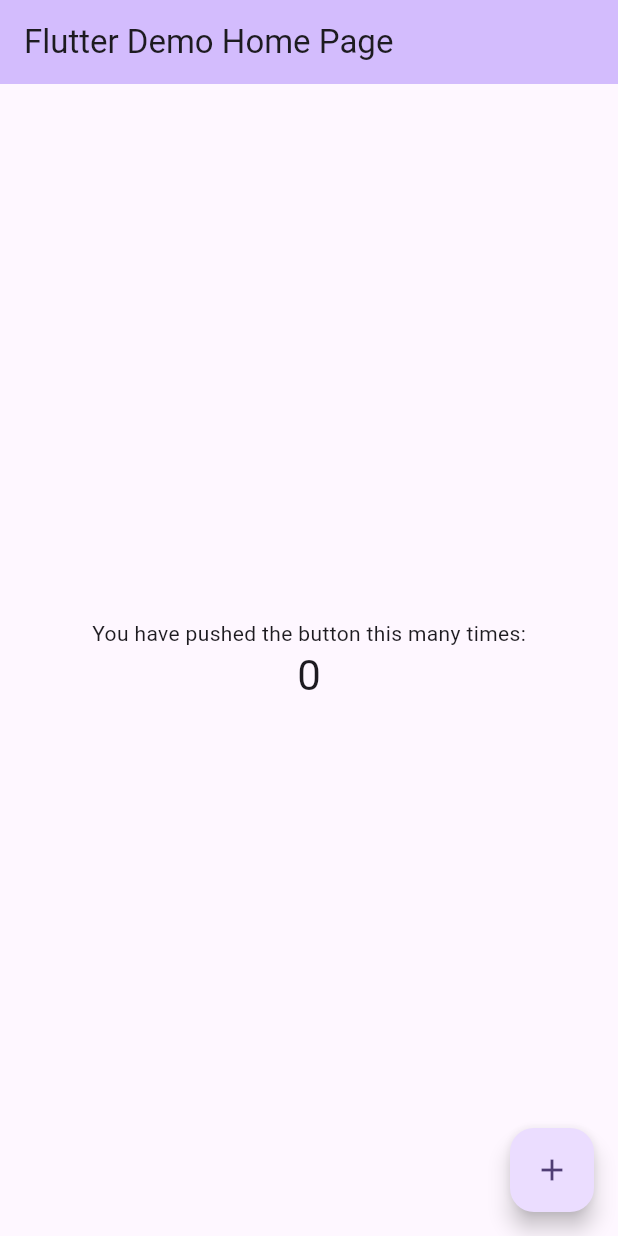
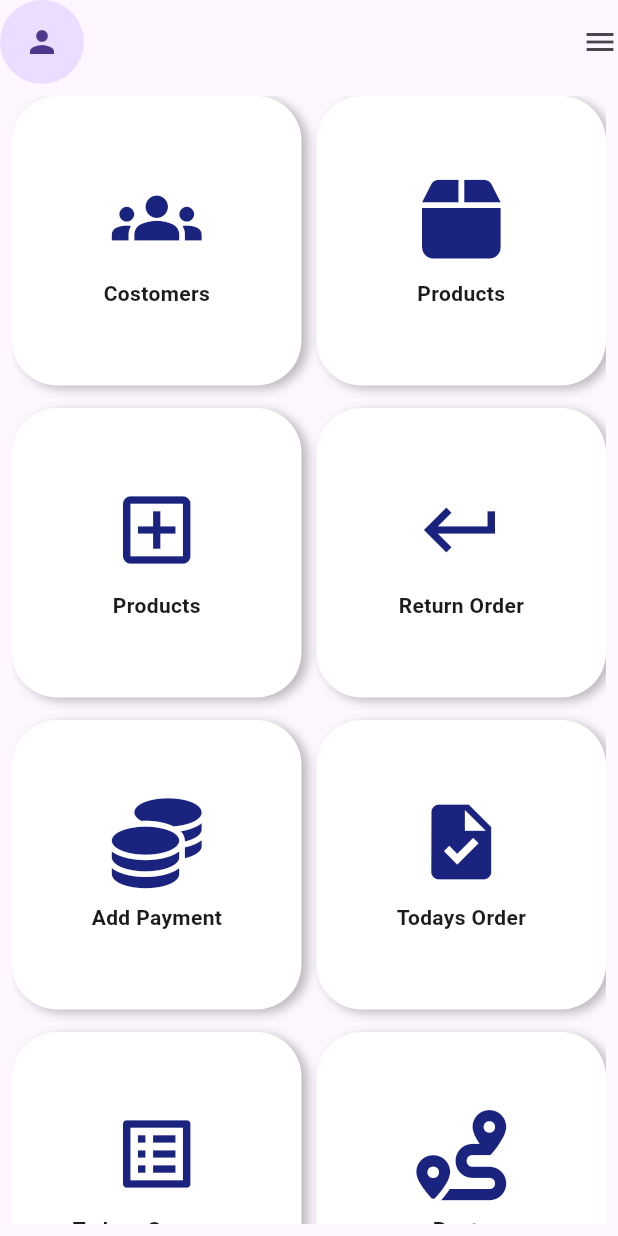
Before and after one commit to jithinbhaskar11/technaureus_task, a Flutter app: the screen it shows after launch, on a phone screen of 412 x 824 dp. Run offline on Flutter 3.47's test engine with Material 3 defaults, Android fonts, the phone set to English and light mode, and no system bars; our stand-ins replace font_awesome_flutter.

Commit message:
home screen ui base finished, have to chage the icons and have to replace with exact looking  ones.

```diff
--- a/lib/main.dart
+++ b/lib/main.dart
@@ -1,125 +1,17 @@
 import 'package:flutter/material.dart';
+import 'package:technaureus_task/view/home_screen/home_screen.dart';
 
-void main() {
-  runApp(const MyApp());
+void main(){
+runApp(MyApp());
 }
 
 class MyApp extends StatelessWidget {
   const MyApp({super.key});
 
-  // This widget is the root of your application.
   @override
   Widget build(BuildContext context) {
     return MaterialApp(
-      title: 'Flutter Demo',
-      theme: ThemeData(
-        // This is the theme of your application.
-        //
-        // TRY THIS: Try running your application with "flutter run". You'll see
-        // the application has a purple toolbar. Then, without quitting the app,
-        // try changing the seedColor in the colorScheme below to Colors.green
-        // and then invoke "hot reload" (save your changes or press the "hot
-        // reload" button in a Flutter-supported IDE, or press "r" if you used
-        // the command line to start the app).
-        //
-        // Notice that the counter didn't reset back to zero; the application
-        // state is not lost during the reload. To reset the state, use hot
-        // restart instead.
-        //
-        // This works for code too, not just values: Most code changes can be
-        // tested with just a hot reload.
-        colorScheme: ColorScheme.fromSeed(seedColor: Colors.deepPurple),
-        useMaterial3: true,
-      ),
-      home: const MyHomePage(title: 'Flutter Demo Home Page'),
+      home: HomeScreen(),
     );
   }
 }
-
-class MyHomePage extends StatefulWidget {
-  const MyHomePage({super.key, required this.title});
-
-  // This widget is the home page of your application. It is stateful, meaning
-  // that it has a State object (defined below) that contains fields that affect
-  // how it looks.
-
-  // This class is the configuration for the state. It holds the values (in this
-  // case the title) provided by the parent (in this case the App widget) and
-  // used by the build method of the State. Fields in a Widget subclass are
-  // always marked "final".
-
-  final String title;
-
-  @override
-  State<MyHomePage> createState() => _MyHomePageState();
-}
-
-class _MyHomePageState extends State<MyHomePage> {
-  int _counter = 0;
-
-  void _incrementCounter() {
-    setState(() {
-      // This call to setState tells the Flutter framework that something has
-      // changed in this State, which causes it to rerun the build method below
-      // so that the display can reflect the updated values. If we changed
-      // _counter without calling setState(), then the build method would not be
-      // called again, and so nothing would appear to happen.
-      _counter++;
-    });
-  }
-
-  @override
-  Widget build(BuildContext context) {
-    // This method is rerun every time setState is called, for instance as done
-    // by the _incrementCounter method above.
-    //
-    // The Flutter framework has been optimized to make rerunning build methods
-    // fast, so that you can just rebuild anything that needs updating rather
-    // than having to individually change instances of widgets.
-    return Scaffold(
-      appBar: AppBar(
-        // TRY THIS: Try changing the color here to a specific color (to
-        // Colors.amber, perhaps?) and trigger a hot reload to see the AppBar
-        // change color while the other colors stay the same.
-        backgroundColor: Theme.of(context).colorScheme.inversePrimary,
-        // Here we take the value from the MyHomePage object that was created by
-        // the App.build method, and use it to set our appbar title.
-        title: Text(widget.title),
-      ),
-      body: Center(
-        // Center is a layout widget. It takes a single child and positions it
-        // in the middle of the parent.
-        child: Column(
-          // Column is also a layout widget. It takes a list of children and
-          // arranges them vertically. By default, it sizes itself to fit its
-          // children horizontally, and tries to be as tall as its parent.
-          //
-          // Column has various properties to control how it sizes itself and
-          // how it positions its children. Here we use mainAxisAlignment to
-          // center the children vertically; the main axis here is the vertical
-          // axis because Columns are vertical (the cross axis would be
-          // horizontal).
-          //
-          // TRY THIS: Invoke "debug painting" (choose the "Toggle Debug Paint"
-          // action in the IDE, or press "p" in the console), to see the
-          // wireframe for each widget.
-          mainAxisAlignment: MainAxisAlignment.center,
-          children: <Widget>[
-            const Text(
-              'You have pushed the button this many times:',
-            ),
-            Text(
-              '$_counter',
-              style: Theme.of(context).textTheme.headlineMedium,
-            ),
-          ],
-        ),
-      ),
-      floatingActionButton: FloatingActionButton(
-        onPressed: _incrementCounter,
-        tooltip: 'Increment',
-        child: const Icon(Icons.add),
-      ), // This trailing comma makes auto-formatting nicer for build methods.
-    );
-  }
-}
--- /dev/null
+++ b/lib/view/home_screen/home_screen.dart
@@ -0,0 +1,37 @@
+import 'package:flutter/material.dart';
+import 'package:font_awesome_flutter/font_awesome_flutter.dart';
+import 'package:technaureus_task/view/home_screen/home_screen_tile.dart';
+
+class HomeScreen extends StatelessWidget {
+  const HomeScreen({super.key});
+
+  @override
+  Widget build(BuildContext context) {
+    return Scaffold(
+      appBar: AppBar(
+        leading: CircleAvatar(child: Icon(Icons.person)),
+        actions: [
+          Icon(Icons.menu)
+        ],
+      ),
+      body: Padding(
+        padding: const EdgeInsets.all(8.0),
+        child: GridView.count(
+            crossAxisCount: 2,
+          crossAxisSpacing: 10,
+          mainAxisSpacing: 15,
+          children: [
+            HomeScreenTile(tapResult: (){}, icon: Icons.groups, title:'Costomers'),
+            HomeScreenTile(tapResult: (){}, icon: FontAwesomeIcons.box, title:'Products'),
+            HomeScreenTile(tapResult: (){}, icon: Icons.add_box_outlined, title:'Products'),
+            HomeScreenTile(tapResult: (){}, icon: Icons.keyboard_return, title:'Return Order'),
+            HomeScreenTile(tapResult: (){}, icon: FontAwesomeIcons.coins, title:'Add Payment'),
+            HomeScreenTile(tapResult: (){}, icon: Icons.task, title:'Todays Order'),
+            HomeScreenTile(tapResult: (){}, icon: Icons.list_alt_outlined, title:'Todays Summary'),
+            HomeScreenTile(tapResult: (){}, icon: FontAwesomeIcons.route, title:'Route'),
+          ],
+        ),
+      ),
+    );
+  }
+}
--- /dev/null
+++ b/lib/view/home_screen/home_screen_tile.dart
@@ -0,0 +1,41 @@
+
+import 'package:flutter/material.dart';
+
+class HomeScreenTile extends StatelessWidget {
+
+  final tapResult;
+  final IconData icon;
+  final String title;
+
+ HomeScreenTile({
+    required this.tapResult,
+   required this.icon,
+   required this.title
+});
+
+  @override
+  Widget build(BuildContext context) {
+    return GestureDetector(
+        onTap: tapResult,
+        child: Container(
+          decoration: BoxDecoration(
+            color: Colors.white,
+            borderRadius: BorderRadius.circular(30),
+            boxShadow: [BoxShadow(
+              color: Colors.black26,
+              blurRadius: 5,
+              offset: Offset(4, 2),
+            )]
+          ),
+          child: Column(
+            mainAxisSize: MainAxisSize.min,
+            mainAxisAlignment: MainAxisAlignment.center,
+            children: [
+              Icon(icon,size: 60,color: Colors.indigo[900],),
+              SizedBox(height: 10,),
+              Text(title,style: TextStyle(fontWeight: FontWeight.bold),)
+            ],
+          ),
+        ));
+  }
+}
--- a/pubspec.yaml
+++ b/pubspec.yaml
@@ -35,6 +35,7 @@ dependencies:
   # The following adds the Cupertino Icons font to your application.
   # Use with the CupertinoIcons class for iOS style icons.
   cupertino_icons: ^1.0.6
+  font_awesome_flutter: ^10.7.0
 
 dev_dependencies:
   flutter_test:
```
Also changed, not shown: pubspec.lock.
